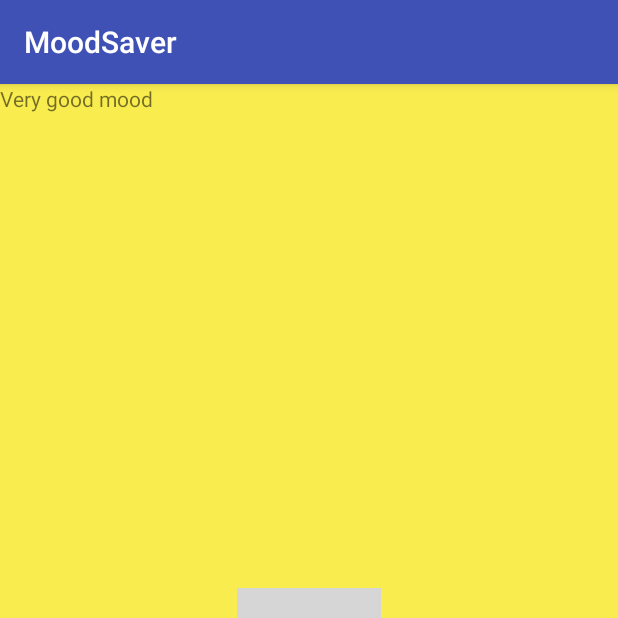
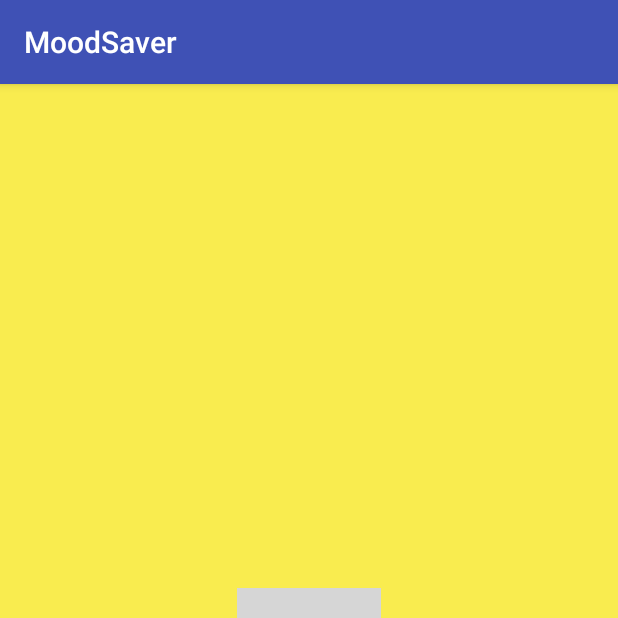
Before and after one commit to letelSyl/MoodSaver, an Android app: the fragment VeryGoodMoodFragment shown on its own in the app's theme, on a phone screen of 412 x 824 dp, the top half of it. Run offline under Robolectric (Android 15) with nearby library versions, the phone set to English and light mode, and no system bars; grey boxes are pictures that could not be loaded.

Commit message:
corrections on layouts : - add android:contentDescription on imageView                          - change dp to sp on textSize                          - add all strings in strings.xml                          - remove unnecessary textView in fragments

```diff
--- a/app/src/main/res/layout/fragment_very_good_mood.xml
+++ b/app/src/main/res/layout/fragment_very_good_mood.xml
@@ -7,35 +7,33 @@
     android:background="@color/banana_yellow"
     tools:context=".VeryGoodMoodFragment">
 
-    <!-- TODO: Update blank fragment layout -->
-    <TextView
-        android:layout_width="match_parent"
-        android:layout_height="match_parent"
-        android:text="@string/very_good_mood" />
-
     <ImageView
         android:id="@+id/imageView5"
         android:layout_width="wrap_content"
         android:layout_height="wrap_content"
         android:layout_gravity="center"
-        android:src="@drawable/smiley_super_happy" />
+        android:src="@drawable/smiley_super_happy"
+        android:contentDescription="@string/very_good_mood"
+        />
 
     <ImageView
-        android:id="@+id/very_good_comment"
+        android:id="@+id/bad_comment"
         android:layout_width="wrap_content"
         android:layout_height="wrap_content"
         android:layout_gravity="bottom|start"
         android:layout_margin="15dp"
         android:src="@drawable/ic_note_add_black"
+        android:contentDescription="@string/comment_icon"
         />
 
     <ImageView
-        android:id="@+id/very_good_history"
+        android:id="@+id/bad_history"
         android:layout_width="wrap_content"
         android:layout_height="wrap_content"
         android:layout_gravity="bottom|end"
         android:layout_margin="15dp"
         android:src="@drawable/ic_history_black"
-         />
+        android:contentDescription="@string/history_icon"
+        />
 
 </FrameLayout>
```
Also changed, not shown: app/src/main/res/layout/activity_history.xml (+7 -7 lines), app/src/main/res/layout/alertdialog_custom_view.xml (+4 -4 lines), app/src/main/res/layout/fragment_bad_mood.xml (+6 -6 lines), app/src/main/res/layout/fragment_good_mood.xml (+7 -9 lines), app/src/main/res/layout/fragment_normal_mood.xml (+6 -9 lines), app/src/main/res/layout/fragment_very_bad_mood.xml (+7 -9 lines), app/src/main/res/values/strings.xml (+13 -0 lines).
